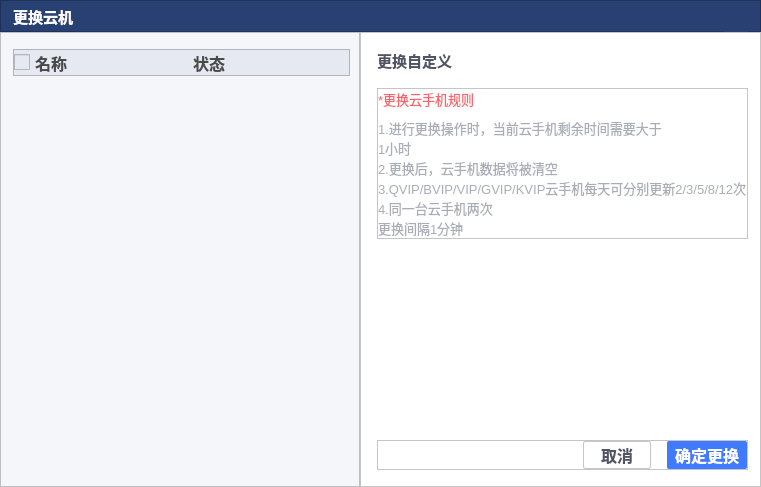
First picture: the form in replacecloudphonedialog.ui, repository ZhouMei20220810/TEST, before the edit.
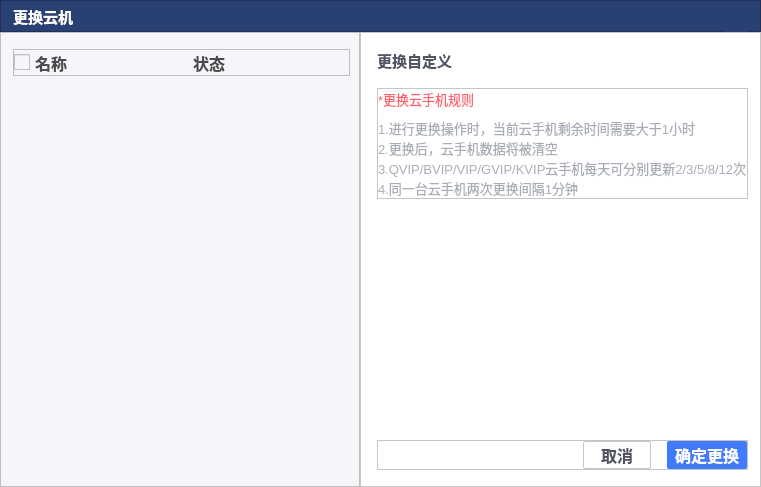
Second picture: the form after the edit. Icons and pictures are not drawn.

Diff of the .ui file:
```diff
--- a/replacecloudphonedialog.ui
+++ b/replacecloudphonedialog.ui
@@ -395,7 +395,7 @@
            </size>
           </property>
           <property name="styleSheet">
-           <string notr="true">background-color:#E6E9F2;</string>
+           <string notr="true"/>
           </property>
           <property name="frameShape">
            <enum>QFrame::StyledPanel</enum>
@@ -628,12 +628,10 @@
               <string notr="true">color:#A9ADB6;</string>
              </property>
              <property name="text">
-              <string>1.进行更换操作时，当前云手机剩余时间需要大于
-1小时
+              <string>1.进行更换操作时，当前云手机剩余时间需要大于1小时
 2.更换后，云手机数据将被清空
 3.QVIP/BVIP/VIP/GVIP/KVIP云手机每天可分别更新2/3/5/8/12次
-4.同一台云手机两次
-更换间隔1分钟</string>
+4.同一台云手机两次更换间隔1分钟</string>
              </property>
             </widget>
            </item>
```
